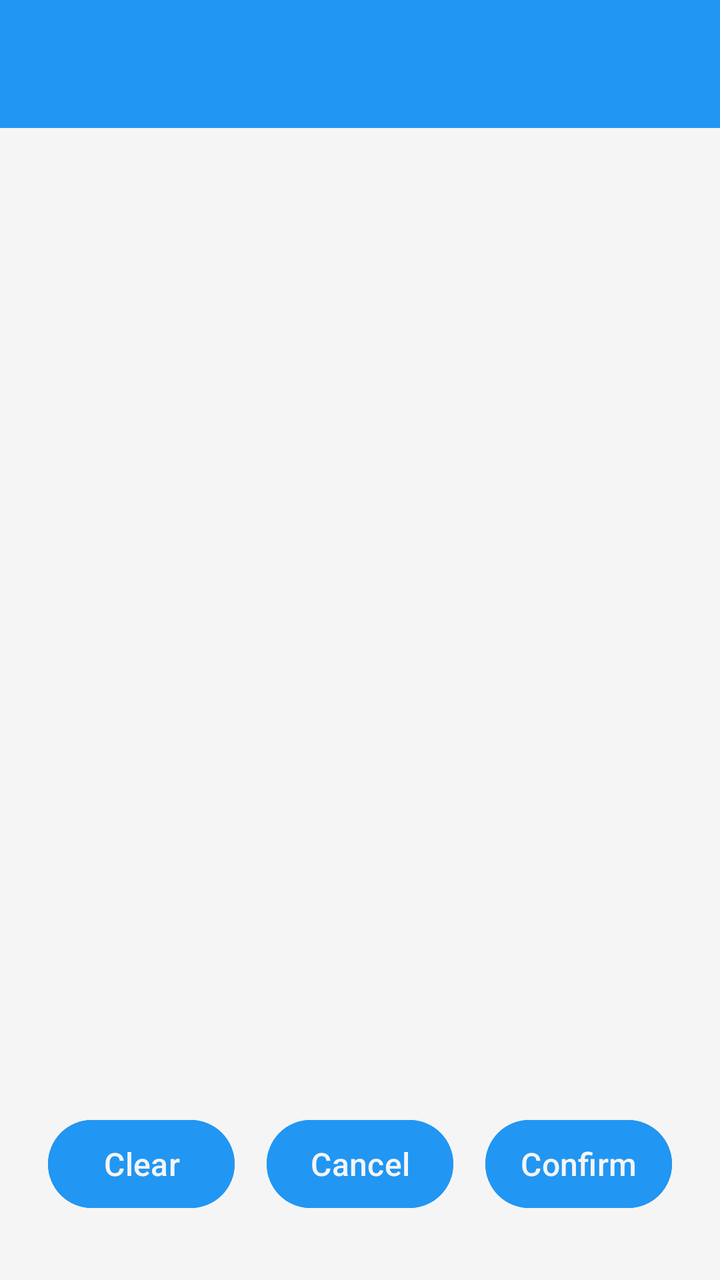
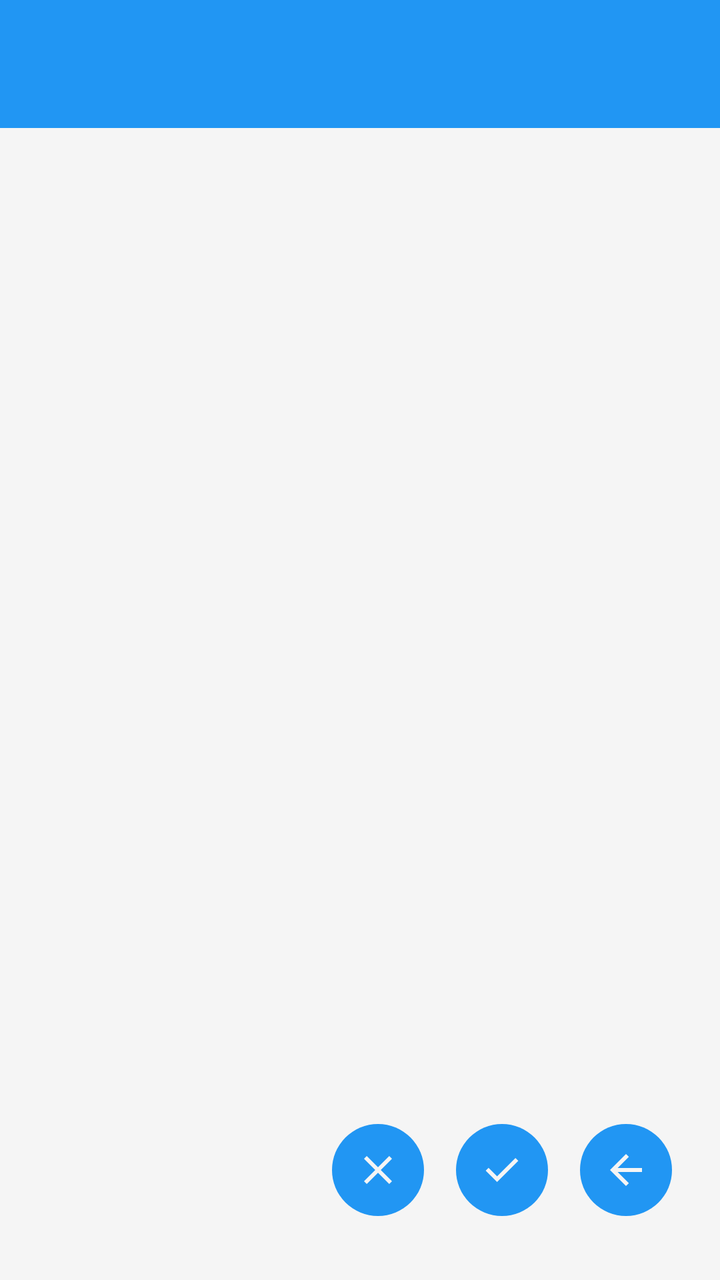

Before-and-after screenshots of an Android layout around one commit, followed by the original layout XML and the change that was made.
<!-- AndroidManifest.xml: application theme Theme.Freer -->
<!-- res/layout/activity_input_object.xml -->
<?xml version="1.0" encoding="utf-8"?>
<LinearLayout xmlns:android="http://schemas.android.com/apk/res/android"
    xmlns:app="http://schemas.android.com/apk/res-auto"
    xmlns:tools="http://schemas.android.com/tools"
    android:layout_width="match_parent"
    android:layout_height="match_parent"
    android:orientation="vertical"
    android:background="@color/main_background"
    android:windowSoftInputMode="adjustPan"
    tools:context=".home.InputObjectActivity">

    <include layout="@layout/common_toolbar" />

    <LinearLayout
        android:layout_width="match_parent"
        android:layout_height="match_parent"
        android:orientation="vertical"
        android:padding="16dp">

        
        <ScrollView
            android:layout_width="match_parent"
            android:layout_height="0dp"
            android:layout_weight="1"
            android:layout_marginBottom="8dp">

            <LinearLayout
                android:id="@+id/inputFieldsContainer"
                android:layout_width="match_parent"
                android:layout_height="wrap_content"
                android:orientation="vertical" />

        </ScrollView>

        
        <LinearLayout
            android:id="@+id/buttonContainer"
            android:layout_width="match_parent"
            android:layout_height="wrap_content"
            android:orientation="horizontal"
            android:layout_marginTop="8dp"
            android:layout_marginBottom="8dp">

            <Button
                android:id="@+id/clearButton"
                style="@style/ButtonStyle"
                android:text="@string/clear" />

            <Button
                android:id="@+id/cancelButton"
                style="@style/ButtonStyle"
                android:text="@string/cancel" />

            <Button
                android:id="@+id/confirmButton"
                style="@style/ButtonStyle"
                android:text="@string/confirm" />
        </LinearLayout>
    </LinearLayout>
</LinearLayout>
<!-- res/layout/common_toolbar.xml (included above) -->
<?xml version="1.0" encoding="utf-8"?>
<androidx.appcompat.widget.Toolbar xmlns:android="http://schemas.android.com/apk/res/android"
    xmlns:app="http://schemas.android.com/apk/res-auto"
    android:id="@+id/toolbar"
    android:layout_width="match_parent"
    android:layout_height="?attr/actionBarSize"
    android:background="@color/colorAccent"
    android:theme="@style/ThemeOverlay.Freer.Toolbar">

    <LinearLayout
        android:id="@+id/toolbar_fid_container"
        android:layout_width="wrap_content"
        android:layout_height="match_parent"
        android:layout_gravity="end"
        android:orientation="horizontal"
        android:gravity="center_vertical"
        android:paddingEnd="4dp"
        android:paddingStart="16dp"
        android:visibility="gone"
        android:clickable="true"
        android:focusable="true"
        android:background="?android:attr/selectableItemBackground">

        <TextView
            android:id="@+id/toolbar_fid_text"
            android:layout_width="wrap_content"
            android:layout_height="wrap_content"
            android:layout_marginEnd="8dp"
            android:text="FID123456789..."
            android:textColor="@android:color/white"
            android:textSize="14sp"
            android:maxLines="1"
            android:ellipsize="none" />

        <ImageView
            android:id="@+id/toolbar_avatar"
            android:layout_width="42dp"
            android:layout_height="42dp"
            android:background="@color/colorAccent"
            android:scaleType="centerCrop"
            android:contentDescription="@string/avatar" />

    </LinearLayout>

</androidx.appcompat.widget.Toolbar>
<!-- resources referenced by this layout -->
<resources>
  <color name="colorAccent">#2196F3</color>
  <color name="main_background">#F5F5F5</color>
  <string name="avatar">Avatar</string>
  <string name="cancel">Cancel</string>
  <string name="clear">Clear</string>
  <string name="confirm">Confirm</string>
  <style name="ButtonStyle">
          <item name="android:textColor">@color/main_background</item>
          <item name="android:backgroundTint">@color/colorAccent</item>
          <item name="android:paddingStart">8dp</item>
          <item name="android:paddingEnd">8dp</item>
          <item name="android:paddingTop">8dp</item>
          <item name="android:paddingBottom">8dp</item>
          <item name="android:textSize">16sp</item>
          <item name="android:textAllCaps">false</item>
          <item name="android:layout_width">wrap_content</item>
          <item name="android:layout_height">@dimen/button_height</item>
          <item name="android:layout_weight">1</item>
          <item name="android:layout_marginStart">4dp</item>
          <item name="android:layout_marginEnd">4dp</item>
          <item name="android:layout_margin">8dp</item>
          <item name="android:layout_gravity">center</item>
      </style>
  <style name="ThemeOverlay.Freer.Toolbar" parent="ThemeOverlay.AppCompat.ActionBar">
          <item name="android:textColorPrimary">@color/main_background</item>
          <item name="android:textColorSecondary">@color/main_background</item>
      </style>
  <style name="Theme.Freer" parent="Base.Theme.Freer" />
  <dimen name="button_height">52dp</dimen>
  <style name="Base.Theme.Freer" parent="Theme.Material3.DayNight.NoActionBar">
          <item name="colorPrimary">#2196F3</item>
          <item name="colorAccent">#2196F3</item>
          <item name="android:windowBackground">#FFFFFF</item>
          
          <item name="android:windowLayoutInDisplayCutoutMode">shortEdges</item>
          <item name="android:enforceNavigationBarContrast">false</item>
          <item name="android:enforceStatusBarContrast">false</item>
          <item name="android:statusBarColor">@android:color/transparent</item>
          <item name="android:navigationBarColor">@android:color/transparent</item>
          <item name="android:windowLightStatusBar">true</item>
          <item name="android:windowLightNavigationBar">true</item>
      </style>
</resources>

<!-- the commit's change to res/layout/activity_input_object.xml (unified diff, before → after) -->
@@ -39,22 +39,26 @@
             android:layout_height="wrap_content"
             android:orientation="horizontal"
             android:layout_marginTop="8dp"
-            android:layout_marginBottom="8dp">
+            android:layout_marginBottom="8dp"
+            android:gravity="end">
 
-            <Button
+            <ImageButton
                 android:id="@+id/clearButton"
-                style="@style/ButtonStyle"
-                android:text="@string/clear" />
+                style="@style/ImageButtonStyle"
+                android:src="@drawable/ic_clear"
+                android:contentDescription="@string/clear" />
+            <ImageButton
+                android:id="@+id/confirmButton"
+                style="@style/ImageButtonStyle"
+                android:src="@drawable/ic_tick"
+                android:contentDescription="@string/confirm" />
+            <ImageButton
+                android:id="@+id/back_button"
+                style="@style/ImageButtonStyle"
+                android:src="@drawable/ic_back"
+                android:contentDescription="@string/cancel" />
 
-            <Button
-                android:id="@+id/cancelButton"
-                style="@style/ButtonStyle"
-                android:text="@string/cancel" />
 
-            <Button
-                android:id="@+id/confirmButton"
-                style="@style/ButtonStyle"
-                android:text="@string/confirm" />
         </LinearLayout>
     </LinearLayout>
 </LinearLayout>
@@ -65,7 +69,7 @@
     android:id="@+id/toolbar"
     android:layout_width="match_parent"
     android:layout_height="?attr/actionBarSize"
-    android:background="@color/colorAccent"
+    android:background="@color/accent"
     android:theme="@style/ThemeOverlay.Freer.Toolbar">
 
     <LinearLayout
@@ -74,30 +78,31 @@
         android:layout_height="match_parent"
         android:layout_gravity="end"
         android:orientation="horizontal"
-        android:gravity="center_vertical"
-        android:paddingEnd="4dp"
-        android:paddingStart="16dp"
+        android:gravity="end|center_vertical"
         android:visibility="gone"
         android:clickable="true"
         android:focusable="true"
+        android:paddingStart="8dp"
+        android:paddingEnd="16dp"
         android:background="?android:attr/selectableItemBackground">
 
         <TextView
             android:id="@+id/toolbar_fid_text"
-            android:layout_width="wrap_content"
+            android:layout_width="130dp"
             android:layout_height="wrap_content"
-            android:layout_marginEnd="8dp"
-            android:text="FID123456789..."
-            android:textColor="@android:color/white"
+            android:textColor="@color/main_background"
+            android:paddingStart="8dp"
+            android:paddingEnd="4dp"
             android:textSize="14sp"
             android:maxLines="1"
-            android:ellipsize="none" />
+            android:gravity="end"
+            android:ellipsize="middle" />
 
         <ImageView
             android:id="@+id/toolbar_avatar"
             android:layout_width="42dp"
             android:layout_height="42dp"
-            android:background="@color/colorAccent"
+            android:background="@color/accent"
             android:scaleType="centerCrop"
             android:contentDescription="@string/avatar" />
 
<!-- resource entries referenced after the edit -->
@@ -1,34 +1,64 @@
 <!-- resources referenced by this layout -->
 <resources>
-  <color name="colorAccent">#2196F3</color>
+  <color name="accent">#2196F3</color>
   <color name="main_background">#F5F5F5</color>
+  <!-- drawable ic_back (drawable) -->
+  <vector xmlns:android="http://schemas.android.com/apk/res/android"
+      android:width="24dp"
+      android:height="24dp"
+      android:viewportWidth="960"
+      android:viewportHeight="960">
+    <path
+        android:pathData="m313,520 l224,224 -57,56 -320,-320 320,-320 57,56 -224,224h487v80L313,520Z"
+        android:fillColor="@color/main_background"/>
+  </vector>
+  <!-- drawable ic_clear (drawable) -->
+  <?xml version="1.0" encoding="utf-8"?>
+  <vector xmlns:android="http://schemas.android.com/apk/res/android"
+      android:width="24dp"
+      android:height="24dp"
+      android:viewportWidth="24"
+      android:viewportHeight="24"
+      android:tint="@color/accent">
+      <path
+          android:fillColor="@color/text"
+          android:pathData="M19,6.41L17.59,5 12,10.59 6.41,5 5,6.41 10.59,12 5,17.59 6.41,19 12,13.41 17.59,19 19,17.59 13.41,12z"/>
+  </vector>
+  <!-- drawable ic_tick (drawable) -->
+  <vector xmlns:android="http://schemas.android.com/apk/res/android"
+      android:width="24dp"
+      android:height="24dp"
+      android:viewportWidth="960"
+      android:viewportHeight="960">
+    <path
+        android:pathData="M382,720 L154,492l57,-57 171,171 367,-367 57,57 -424,424Z"
+        android:fillColor="#75FB4C"/>
+  </vector>
   <string name="avatar">Avatar</string>
   <string name="cancel">Cancel</string>
   <string name="clear">Clear</string>
   <string name="confirm">Confirm</string>
-  <style name="ButtonStyle">
-          <item name="android:textColor">@color/main_background</item>
-          <item name="android:backgroundTint">@color/colorAccent</item>
-          <item name="android:paddingStart">8dp</item>
-          <item name="android:paddingEnd">8dp</item>
-          <item name="android:paddingTop">8dp</item>
-          <item name="android:paddingBottom">8dp</item>
-          <item name="android:textSize">16sp</item>
-          <item name="android:textAllCaps">false</item>
-          <item name="android:layout_width">wrap_content</item>
-          <item name="android:layout_height">@dimen/button_height</item>
-          <item name="android:layout_weight">1</item>
-          <item name="android:layout_marginStart">4dp</item>
-          <item name="android:layout_marginEnd">4dp</item>
+  <style name="ImageButtonStyle">
+          <item name="android:layout_width">46dp</item>
+          <item name="android:layout_height">46dp</item>
           <item name="android:layout_margin">8dp</item>
-          <item name="android:layout_gravity">center</item>
+          <item name="android:background">@drawable/bg_round_accent</item>
+          <item name="android:tint">@color/main_background</item>
+          <item name="android:scaleType">centerInside</item>
+          <item name="android:padding">8dp</item>
       </style>
   <style name="ThemeOverlay.Freer.Toolbar" parent="ThemeOverlay.AppCompat.ActionBar">
           <item name="android:textColorPrimary">@color/main_background</item>
           <item name="android:textColorSecondary">@color/main_background</item>
       </style>
   <style name="Theme.Freer" parent="Base.Theme.Freer" />
-  <dimen name="button_height">52dp</dimen>
+  <color name="text">#000000</color>
+  <!-- drawable bg_round_accent (drawable) -->
+  <?xml version="1.0" encoding="utf-8"?>
+  <shape xmlns:android="http://schemas.android.com/apk/res/android"
+      android:shape="oval">
+      <solid android:color="@color/accent" />
+  </shape>
   <style name="Base.Theme.Freer" parent="Theme.Material3.DayNight.NoActionBar">
           <item name="colorPrimary">#2196F3</item>
           <item name="colorAccent">#2196F3</item>
